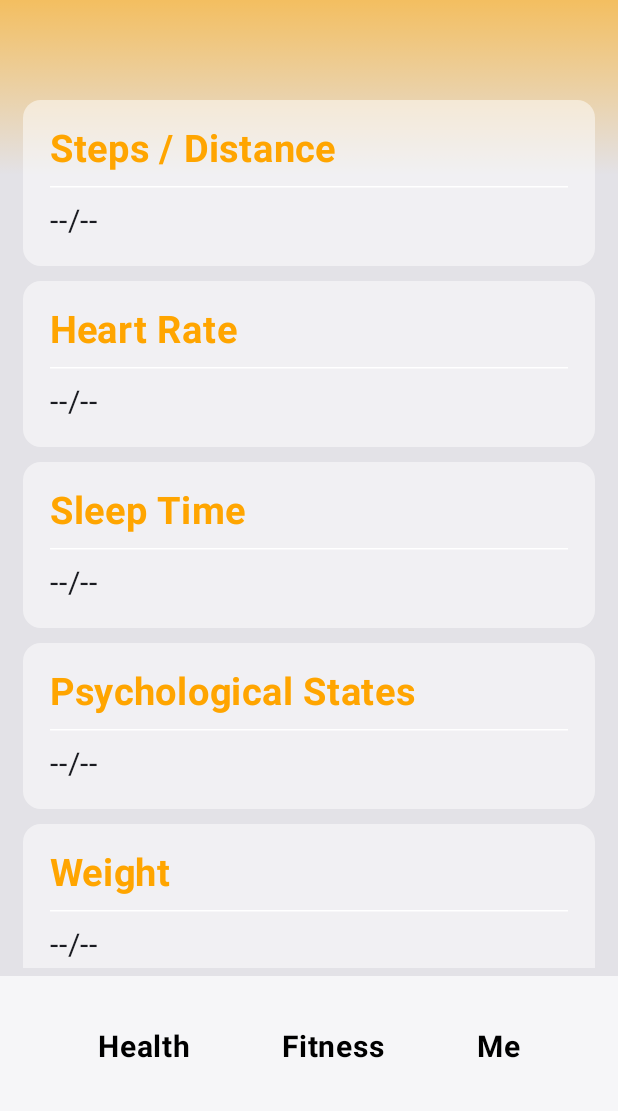
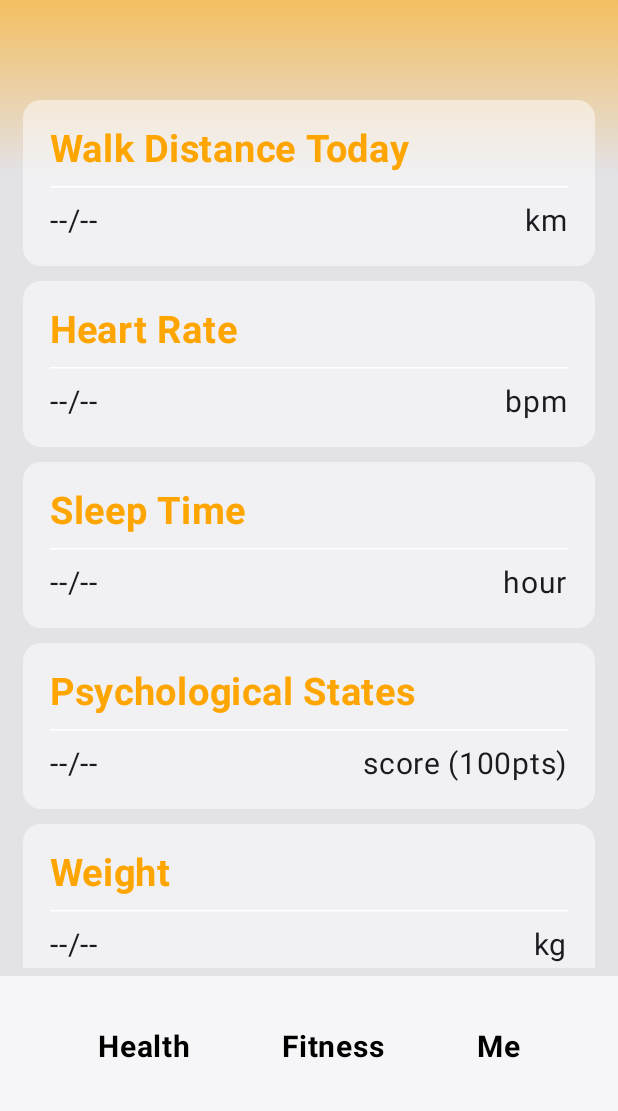
Before and after one commit to JiajunJiang-Oscar/CP3406_HealthStudio_App, an Android app built with Jetpack Compose: the screen it shows after launch (HealthStudioApp), on a phone screen of 412 x 824 dp, the part 125-1236 px from its top. Run offline under Robolectric (Android 15) with nearby library versions, the phone set to English and light mode, and no system bars; our stand-ins replace Room's generated code.

Commit message:
Update: Beautify the App. Optimize code readability. Next step to do: Fix the problem -> data in user view always update late.

```diff
--- a/app/src/main/java/com/example/healthstudio/HomePage.kt
+++ b/app/src/main/java/com/example/healthstudio/HomePage.kt
@@ -7,6 +7,7 @@ import androidx.compose.foundation.clickable
 import androidx.compose.foundation.layout.Arrangement
 import androidx.compose.foundation.layout.Box
 import androidx.compose.foundation.layout.Column
+import androidx.compose.foundation.layout.Row
 import androidx.compose.foundation.layout.Spacer
 import androidx.compose.foundation.layout.fillMaxHeight
 import androidx.compose.foundation.layout.fillMaxSize
@@ -97,7 +98,7 @@ fun HomePage(viewModel: HealthViewModel = viewModel()) {
                         .padding(horizontal = 15.dp)
                 ) {
                     items(healthData) { item ->
-                        CardBox(title = item.title, content = item.value)
+                        CardBox(title = item.title, content = item.value, unit = item.unit)
                     }
                     // Text of health is important
                     item {
@@ -175,7 +176,7 @@ fun HealthStudioBar(showAccountPage: () -> Unit) {
 }
 
 @Composable
-fun CardBox(title: String, content: String) {
+fun CardBox(title: String, content: String, unit: String) {
     val context = LocalContext.current
 
     Card(
@@ -200,10 +201,20 @@ fun CardBox(title: String, content: String) {
             Spacer(modifier = Modifier.height(10.dp))
             HorizontalDivider(color = Color.White, thickness = 1.dp)
             Spacer(modifier = Modifier.height(10.dp))
-            Text(
-                text = content,
-                fontSize = 20.sp,
-            )
+            Row(
+                modifier = Modifier.fillMaxWidth(),
+                // Have content and units distributed on both ends
+                horizontalArrangement = Arrangement.SpaceBetween
+            ) {
+                Text(
+                    text = content,
+                    fontSize = 20.sp,
+                )
+                Text(
+                    text = unit,
+                    fontSize = 20.sp,
+                )
+            }
         }
     }
 }
--- a/app/src/main/java/com/example/healthstudio/data/HealthData.kt
+++ b/app/src/main/java/com/example/healthstudio/data/HealthData.kt
@@ -10,5 +10,7 @@ data class HealthData(
     // Corresponding data
     val value: String,
     // Data category
-    val category: String
+    val category: String,
+    // Unit category
+    val unit: String
 )
--- a/app/src/main/java/com/example/healthstudio/data/HealthDatabase.kt
+++ b/app/src/main/java/com/example/healthstudio/data/HealthDatabase.kt
@@ -9,7 +9,7 @@ import kotlinx.coroutines.CoroutineScope
 import kotlinx.coroutines.Dispatchers
 import kotlinx.coroutines.launch
 
-@Database(entities = [HealthData::class], version = 2, exportSchema = false)
+@Database(entities = [HealthData::class], version = 3, exportSchema = false)
 abstract class HealthDatabase : RoomDatabase() {
     abstract fun healthDataDao(): HealthDataDao
 
@@ -40,20 +40,79 @@ abstract class HealthDatabase : RoomDatabase() {
                 val dao = getDatabase(context).healthDataDao()
 
                 // Default health data
-                dao.insertHealthData(HealthData("Steps / Distance", "--/--", "health"))
-                dao.insertHealthData(HealthData("Heart Rate", "--/--", "health"))
-                dao.insertHealthData(HealthData("Sleep Time", "--/--", "health"))
-                dao.insertHealthData(HealthData("Psychological States", "--/--", "health"))
-                dao.insertHealthData(HealthData("Weight", "--/--", "health"))
-                dao.insertHealthData(HealthData("Height", "--/--", "health"))
+                dao.insertHealthData(HealthData(
+                    "Walk Distance Today",
+                    "--/--",
+                    "health",
+                    "km"
+                ))
+                dao.insertHealthData(HealthData(
+                    "Heart Rate",
+                    "--/--",
+                    "health", "bpm"
+                ))
+                dao.insertHealthData(HealthData(
+                    "Sleep Time",
+                    "--/--",
+                    "health",
+                    "hour"
+                ))
+                dao.insertHealthData(HealthData(
+                    "Psychological States",
+                    "--/--",
+                    "health",
+                    "score (100pts)"
+                ))
+                dao.insertHealthData(HealthData(
+                    "Weight",
+                    "--/--",
+                    "health",
+                    "kg"
+                ))
+                dao.insertHealthData(HealthData(
+                    "Height",
+                    "--/--",
+                    "health",
+                    "cm"
+                ))
 
                 // Default fitness data
-                dao.insertHealthData(HealthData("Fitness Record - Activity", "--/--", "fitness"))
-                dao.insertHealthData(HealthData("Fitness Record - Fitness", "--/--", "fitness"))
-                dao.insertHealthData(HealthData("Fitness Record - Stand", "--/--", "fitness"))
-                dao.insertHealthData(HealthData("Run time (min)", "--/--", "fitness"))
-                dao.insertHealthData(HealthData("Cycling time (min)", "--/--", "fitness"))
-                dao.insertHealthData(HealthData("Swimming time (min)", "--/--", "fitness"))
+                dao.insertHealthData(HealthData(
+                    "Fitness Record - Activity",
+                    "--/--",
+                    "fitness",
+                    "calorie"
+                ))
+                dao.insertHealthData(HealthData(
+                    "Fitness Record - Fitness",
+                    "--/--",
+                    "fitness",
+                    "calorie"
+                ))
+                dao.insertHealthData(HealthData(
+                    "Fitness Record - Stand",
+                    "--/--",
+                    "fitness",
+                    "calorie"
+                ))
+                dao.insertHealthData(HealthData(
+                    "Run time",
+                    "--/--",
+                    "fitness",
+                    "min"
+                ))
+                dao.insertHealthData(HealthData(
+                    "Cycling time (min)",
+                    "--/--",
+                    "fitness",
+                    "min"
+                ))
+                dao.insertHealthData(HealthData(
+                    "Swimming time (min)",
+                    "--/--",
+                    "fitness",
+                    "min"
+                ))
             }
         }
     }
```
Also changed, not shown: app/src/main/java/com/example/healthstudio/FitinessPage.kt (+17 -6 lines), app/src/main/java/com/example/healthstudio/FitnessDeatilPage.kt (+19 -7 lines), app/src/main/java/com/example/healthstudio/HealthDetailPage.kt (+20 -8 lines).
